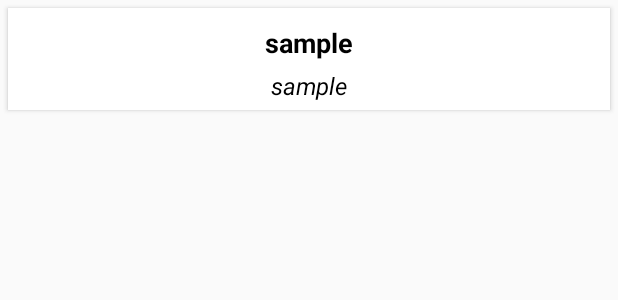
After one commit to OVINGAL/PICKASHOP, an Android app: the layout suggestion_cell.xml on its own in the app's theme, with its tools: preview values and no code run, on a phone screen of 412 x 824 dp. The commit adds this screen. Shown: the top 300 px of the screen. Run offline under Robolectric (Android 15) with nearby library versions, the phone set to English and light mode, and no system bars; network calls fail.

Commit message:
Suggestions listing

```diff
--- a/app/src/main/java/com/oddsoft/pickashop/HomeActivity.java
+++ b/app/src/main/java/com/oddsoft/pickashop/HomeActivity.java
@@ -19,6 +19,7 @@ import com.oddsoft.pickashop.Global.Constants;
 public class HomeActivity extends AppCompatActivity
         implements NavigationDrawerFragment.NavigationDrawerCallbacks {
 
+    public static String PLAYSTORE_VERSION = "";
     /**
      * Fragment managing the behaviors, interactions and presentation of the navigation drawer.
      */
--- a/app/src/main/res/layout/fragment_home2.xml
+++ b/app/src/main/res/layout/fragment_home2.xml
@@ -18,7 +18,7 @@
             android:scaleType="centerInside"
             android:src="@drawable/logo" />
 
-        <EditText
+        <AutoCompleteTextView
             android:id="@+id/search_for"
             android:layout_width="match_parent"
             android:layout_height="wrap_content"
@@ -31,7 +31,7 @@
             android:padding="10dp"
             android:singleLine="true" />
 
-        <EditText
+        <AutoCompleteTextView
             android:id="@+id/search_edit"
             android:layout_width="match_parent"
             android:layout_height="wrap_content"
--- /dev/null
+++ b/app/src/main/res/layout/suggestion_cell.xml
@@ -0,0 +1,32 @@
+<?xml version="1.0" encoding="utf-8"?>
+<LinearLayout xmlns:android="http://schemas.android.com/apk/res/android"
+    android:layout_width="match_parent"
+    android:layout_height="wrap_content"
+    android:layout_margin="5dp"
+    android:background="@color/white"
+    android:elevation="2dp"
+    android:orientation="vertical"
+    android:padding="5dp">
+
+    <TextView
+        android:id="@+id/header_name"
+        android:layout_width="match_parent"
+        android:layout_height="wrap_content"
+        android:gravity="center"
+        android:padding="5dp"
+        android:text="sample"
+        android:textColor="@color/black"
+        android:textSize="18sp"
+        android:textStyle="bold" />
+
+    <TextView
+        android:id="@+id/sub_name"
+        android:layout_width="match_parent"
+        android:layout_height="wrap_content"
+        android:gravity="center"
+        android:text="sample"
+        android:textColor="@color/black"
+        android:textSize="16sp"
+        android:textStyle="italic" />
+
+</LinearLayout>
```
Also changed, not shown: app/src/main/java/com/oddsoft/pickashop/Adapter/AutoCompleteAdapter.java (added, +103 -0 lines), app/src/main/java/com/oddsoft/pickashop/Adapter/AutoCompleteSuggestionAdapter.java (added, +111 -0 lines), app/src/main/java/com/oddsoft/pickashop/Fragments/HomeFragment.java (+27 -0 lines), app/src/main/java/com/oddsoft/pickashop/Models/SuggestionModel.java (added, +11 -0 lines), app/src/main/java/com/oddsoft/pickashop/Network/JsonParser.java (+47 -0 lines).
